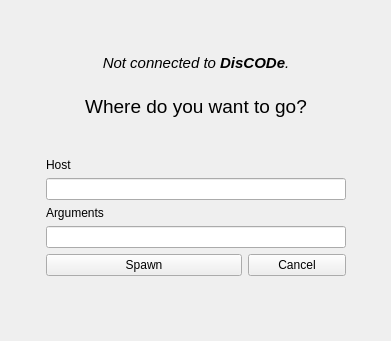
First picture: the form in src/GUI/WelcomePage.ui, repository maciek-slon/DisCODe, before the edit.
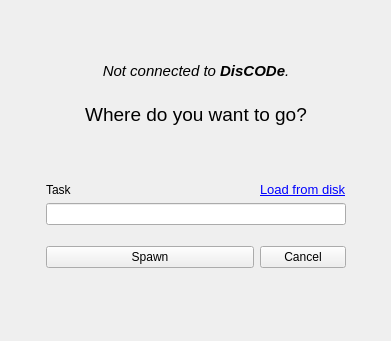
Second picture: the form after the edit. The open tabs and pages were chosen to show the change. Icons and pictures are not drawn.

The edit to the form file:
```diff
--- a/src/GUI/WelcomePage.ui
+++ b/src/GUI/WelcomePage.ui
@@ -241,18 +241,8 @@
       </layout>
      </widget>
      <widget class="QWidget" name="page_3">
-      <layout class="QGridLayout" name="gridLayout_3" columnstretch="2,1">
-       <item row="1" column="0" colspan="2">
-        <widget class="QLabel" name="label_4">
-         <property name="text">
-          <string>Host</string>
-         </property>
-        </widget>
-       </item>
-       <item row="2" column="0" colspan="2">
-        <widget class="QLineEdit" name="lineEdit_2"/>
-       </item>
-       <item row="6" column="0">
+      <layout class="QGridLayout" name="gridLayout_3" columnstretch="2,0">
+       <item row="5" column="0">
         <widget class="QPushButton" name="btnSpawnOk">
          <property name="text">
           <string>Spawn</string>
@@ -269,7 +259,7 @@
          </property>
         </widget>
        </item>
-       <item row="6" column="1">
+       <item row="5" column="1">
         <widget class="QPushButton" name="btnSpawnCancel">
          <property name="text">
           <string>Cancel</string>
@@ -299,7 +289,7 @@
          </property>
         </spacer>
        </item>
-       <item row="5" column="0" colspan="2">
+       <item row="4" column="0" colspan="2">
         <spacer name="verticalSpacer_6">
          <property name="orientation">
           <enum>Qt::Vertical</enum>
@@ -312,15 +302,38 @@
          </property>
         </spacer>
        </item>
-       <item row="3" column="0" colspan="2">
+       <item row="2" column="0">
         <widget class="QLabel" name="label_5">
          <property name="text">
-          <string>Arguments</string>
+          <string>Task</string>
          </property>
         </widget>
        </item>
-       <item row="4" column="0" colspan="2">
-        <widget class="QLineEdit" name="lineEdit_3"/>
+       <item row="3" column="0" colspan="2">
+        <widget class="QLineEdit" name="editTaskName"/>
+       </item>
+       <item row="2" column="1">
+        <widget class="QLabel" name="btnLoadTask">
+         <property name="styleSheet">
+          <string notr="true"/>
+         </property>
+         <property name="text">
+          <string>&lt;!DOCTYPE HTML PUBLIC &quot;-//W3C//DTD HTML 4.0//EN&quot; &quot;http://www.w3.org/TR/REC-html40/strict.dtd&quot;&gt;
+&lt;html&gt;&lt;head&gt;&lt;meta name=&quot;qrichtext&quot; content=&quot;1&quot; /&gt;&lt;style type=&quot;text/css&quot;&gt;
+p, li { white-space: pre-wrap; }
+&lt;/style&gt;&lt;/head&gt;&lt;body style=&quot; font-family:'Sans'; font-size:10pt; font-weight:400; font-style:normal;&quot;&gt;
+&lt;table border=&quot;0&quot; style=&quot;-qt-table-type: root; margin-top:4px; margin-bottom:4px; margin-left:4px; margin-right:4px;&quot;&gt;
+&lt;tr&gt;
+&lt;td style=&quot;border: none;&quot;&gt;
+&lt;p style=&quot; margin-top:0px; margin-bottom:0px; margin-left:0px; margin-right:0px; -qt-block-indent:0; text-indent:0px;&quot;&gt;&lt;a href=&quot;load&quot;&gt;&lt;span style=&quot; text-decoration: underline; color:#0000ff;&quot;&gt;Load from disk&lt;/span&gt;&lt;/a&gt;&lt;/p&gt;&lt;/td&gt;&lt;/tr&gt;&lt;/table&gt;&lt;/body&gt;&lt;/html&gt;</string>
+         </property>
+         <property name="alignment">
+          <set>Qt::AlignRight|Qt::AlignTrailing|Qt::AlignVCenter</set>
+         </property>
+         <property name="openExternalLinks">
+          <bool>false</bool>
+         </property>
+        </widget>
        </item>
       </layout>
      </widget>
```
